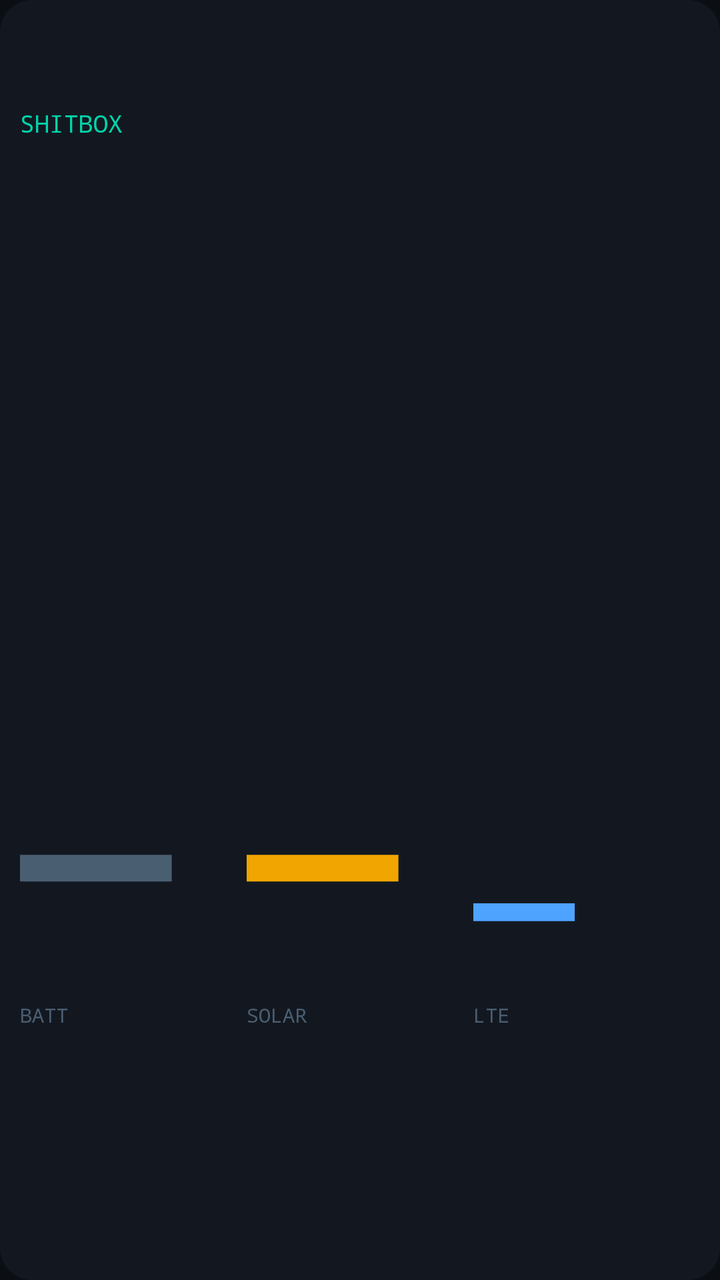
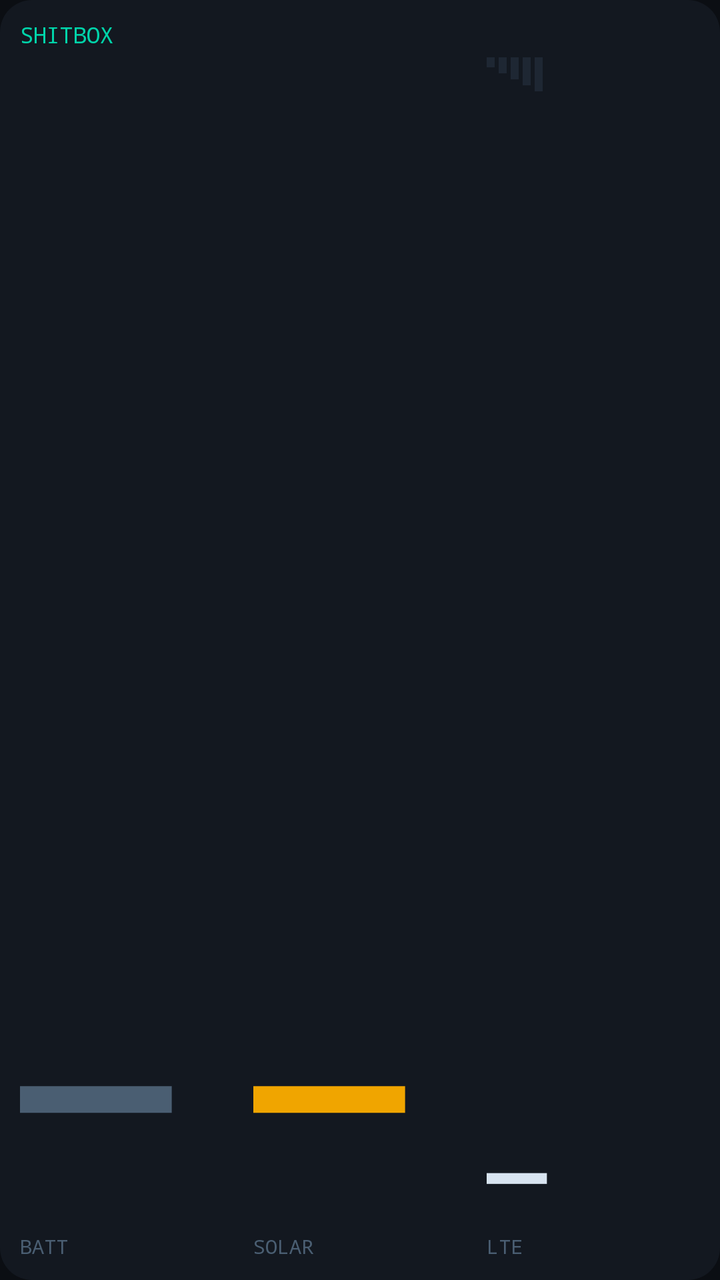

An Android layout rendered at two revisions. The XML below is the earlier revision; the diff shows what the commit changed to produce the second picture.
<!-- AndroidManifest.xml: application theme Theme.ShitboxMonitor -->
<!-- res/layout/monitor_widget.xml -->
<?xml version="1.0" encoding="utf-8"?>
<LinearLayout xmlns:android="http://schemas.android.com/apk/res/android"
    android:id="@+id/widget_root"
    android:layout_width="match_parent"
    android:layout_height="match_parent"
    android:orientation="vertical"
    android:background="@drawable/widget_bg"
    android:padding="10dp">

    <TextView
        android:id="@+id/header"
        android:layout_width="match_parent"
        android:layout_height="0dp"
        android:layout_weight="1"
        android:gravity="start|center_vertical"
        android:text="SHITBOX"
        android:textColor="@color/accent"
        android:fontFamily="monospace"
        android:maxLines="1"
        android:textSize="12sp"/>

    <TextView
        android:id="@+id/offline_text"
        android:layout_width="match_parent"
        android:layout_height="0dp"
        android:layout_weight="5"
        android:gravity="center"
        android:text="OFFLINE"
        android:textColor="@color/warn"
        android:fontFamily="monospace"
        android:textStyle="bold"
        android:maxLines="1"
        android:visibility="gone"
        android:autoSizeTextType="uniform"
        android:autoSizeMinTextSize="14sp"
        android:autoSizeMaxTextSize="120sp"
        android:autoSizeStepGranularity="1sp"/>

    <LinearLayout
        android:id="@+id/content_row"
        android:layout_width="match_parent"
        android:layout_height="0dp"
        android:layout_weight="5"
        android:orientation="horizontal"
        android:baselineAligned="false">

        <LinearLayout
            android:layout_width="0dp"
            android:layout_height="match_parent"
            android:layout_weight="1"
            android:orientation="vertical">
            <TextView
                android:id="@+id/batt_value"
                android:layout_width="match_parent"
                android:layout_height="0dp"
                android:layout_weight="3"
                android:gravity="start|bottom"
                android:text="—"
                android:textColor="@color/muted"
                android:fontFamily="monospace"
                android:textStyle="bold"
                android:maxLines="1"
                android:autoSizeTextType="uniform"
                android:autoSizeMinTextSize="14sp"
                android:autoSizeMaxTextSize="120sp"
                android:autoSizeStepGranularity="1sp"/>
            <TextView
                android:id="@+id/batt_label"
                android:layout_width="match_parent"
                android:layout_height="0dp"
                android:layout_weight="1"
                android:gravity="start|top"
                android:text="BATT"
                android:textColor="@color/muted"
                android:fontFamily="monospace"
                android:maxLines="1"
                android:textSize="10sp"/>
        </LinearLayout>

        <LinearLayout
            android:layout_width="0dp"
            android:layout_height="match_parent"
            android:layout_weight="1"
            android:orientation="vertical">
            <TextView
                android:id="@+id/solar_value"
                android:layout_width="match_parent"
                android:layout_height="0dp"
                android:layout_weight="3"
                android:gravity="start|bottom"
                android:text="—"
                android:textColor="@color/accent2"
                android:fontFamily="monospace"
                android:textStyle="bold"
                android:maxLines="1"
                android:autoSizeTextType="uniform"
                android:autoSizeMinTextSize="14sp"
                android:autoSizeMaxTextSize="120sp"
                android:autoSizeStepGranularity="1sp"/>
            <TextView
                android:id="@+id/solar_label"
                android:layout_width="match_parent"
                android:layout_height="0dp"
                android:layout_weight="1"
                android:gravity="start|top"
                android:text="SOLAR"
                android:textColor="@color/muted"
                android:fontFamily="monospace"
                android:maxLines="1"
                android:textSize="10sp"/>
        </LinearLayout>

        <LinearLayout
            android:layout_width="0dp"
            android:layout_height="match_parent"
            android:layout_weight="1"
            android:orientation="vertical">
            <TextView
                android:id="@+id/signal_value"
                android:layout_width="match_parent"
                android:layout_height="0dp"
                android:layout_weight="3"
                android:gravity="start|bottom"
                android:text="—"
                android:textColor="@color/accent3"
                android:fontFamily="monospace"
                android:textStyle="bold"
                android:maxLines="1"
                android:autoSizeTextType="uniform"
                android:autoSizeMinTextSize="10sp"
                android:autoSizeMaxTextSize="80sp"
                android:autoSizeStepGranularity="1sp"/>
            <TextView
                android:id="@+id/signal_label"
                android:layout_width="match_parent"
                android:layout_height="0dp"
                android:layout_weight="1"
                android:gravity="start|top"
                android:text="LTE"
                android:textColor="@color/muted"
                android:fontFamily="monospace"
                android:maxLines="1"
                android:textSize="10sp"/>
        </LinearLayout>
    </LinearLayout>
</LinearLayout>
<!-- resources referenced by this layout -->
<resources>
  <color name="accent">#00d4aa</color>
  <color name="accent2">#f0a500</color>
  <color name="accent3">#4ea3ff</color>
  <color name="muted">#4a5e72</color>
  <color name="warn">#ff4d4d</color>
  <!-- drawable widget_bg (drawable) -->
  <?xml version="1.0" encoding="utf-8"?>
  <shape xmlns:android="http://schemas.android.com/apk/res/android"
      android:shape="rectangle">
      <solid android:color="@color/surface"/>
      <corners android:radius="16dp"/>
  </shape>
  <style name="Theme.ShitboxMonitor" parent="android:Theme.Material.NoActionBar">
          <item name="android:statusBarColor">@color/bg</item>
          <item name="android:navigationBarColor">@color/bg</item>
          <item name="android:windowBackground">@color/bg</item>
      </style>
  <color name="surface">#131820</color>
  <color name="bg">#0b0e13</color>
</resources>

<!-- the commit's change to res/layout/monitor_widget.xml (unified diff, before → after) -->
@@ -10,20 +10,20 @@
     <TextView
         android:id="@+id/header"
         android:layout_width="match_parent"
-        android:layout_height="0dp"
-        android:layout_weight="1"
+        android:layout_height="wrap_content"
         android:gravity="start|center_vertical"
         android:text="SHITBOX"
         android:textColor="@color/accent"
         android:fontFamily="monospace"
         android:maxLines="1"
-        android:textSize="12sp"/>
+        android:textSize="11sp"
+        android:layout_marginBottom="4dp"/>
 
     <TextView
         android:id="@+id/offline_text"
         android:layout_width="match_parent"
         android:layout_height="0dp"
-        android:layout_weight="5"
+        android:layout_weight="1"
         android:gravity="center"
         android:text="OFFLINE"
         android:textColor="@color/warn"
@@ -40,7 +40,7 @@
         android:id="@+id/content_row"
         android:layout_width="match_parent"
         android:layout_height="0dp"
-        android:layout_weight="5"
+        android:layout_weight="1"
         android:orientation="horizontal"
         android:baselineAligned="false">
 
@@ -48,6 +48,7 @@
             android:layout_width="0dp"
             android:layout_height="match_parent"
             android:layout_weight="1"
+            android:layout_marginEnd="10dp"
             android:orientation="vertical">
             <TextView
                 android:id="@+id/batt_value"
@@ -67,8 +68,7 @@
             <TextView
                 android:id="@+id/batt_label"
                 android:layout_width="match_parent"
-                android:layout_height="0dp"
-                android:layout_weight="1"
+                android:layout_height="wrap_content"
                 android:gravity="start|top"
                 android:text="BATT"
                 android:textColor="@color/muted"
@@ -81,6 +81,7 @@
             android:layout_width="0dp"
             android:layout_height="match_parent"
             android:layout_weight="1"
+            android:layout_marginEnd="10dp"
             android:orientation="vertical">
             <TextView
                 android:id="@+id/solar_value"
@@ -100,8 +101,7 @@
             <TextView
                 android:id="@+id/solar_label"
                 android:layout_width="match_parent"
-                android:layout_height="0dp"
-                android:layout_weight="1"
+                android:layout_height="wrap_content"
                 android:gravity="start|top"
                 android:text="SOLAR"
                 android:textColor="@color/muted"
@@ -115,26 +115,69 @@
             android:layout_height="match_parent"
             android:layout_weight="1"
             android:orientation="vertical">
+
+            <LinearLayout
+                android:layout_width="wrap_content"
+                android:layout_height="wrap_content"
+                android:layout_marginBottom="2dp"
+                android:orientation="horizontal"
+                android:baselineAligned="false">
+                <ImageView
+                    android:id="@+id/bar1"
+                    android:layout_width="4dp"
+                    android:layout_height="5dp"
+                    android:layout_marginEnd="2dp"
+                    android:background="@color/border"
+                    android:contentDescription="@null"/>
+                <ImageView
+                    android:id="@+id/bar2"
+                    android:layout_width="4dp"
+                    android:layout_height="8dp"
+                    android:layout_marginEnd="2dp"
+                    android:background="@color/border"
+                    android:contentDescription="@null"/>
+                <ImageView
+                    android:id="@+id/bar3"
+                    android:layout_width="4dp"
+                    android:layout_height="11dp"
+                    android:layout_marginEnd="2dp"
+                    android:background="@color/border"
+                    android:contentDescription="@null"/>
+                <ImageView
+                    android:id="@+id/bar4"
+                    android:layout_width="4dp"
+                    android:layout_height="14dp"
+                    android:layout_marginEnd="2dp"
+                    android:background="@color/border"
+                    android:contentDescription="@null"/>
+                <ImageView
+                    android:id="@+id/bar5"
+                    android:layout_width="4dp"
+                    android:layout_height="17dp"
+                    android:background="@color/border"
+                    android:contentDescription="@null"/>
+            </LinearLayout>
+
             <TextView
                 android:id="@+id/signal_value"
                 android:layout_width="match_parent"
                 android:layout_height="0dp"
-                android:layout_weight="3"
+                android:layout_weight="1"
                 android:gravity="start|bottom"
                 android:text="—"
-                android:textColor="@color/accent3"
+                android:textColor="@color/text"
                 android:fontFamily="monospace"
                 android:textStyle="bold"
                 android:maxLines="1"
                 android:autoSizeTextType="uniform"
                 android:autoSizeMinTextSize="10sp"
-                android:autoSizeMaxTextSize="80sp"
+                android:autoSizeMaxTextSize="48sp"
                 android:autoSizeStepGranularity="1sp"/>
+
             <TextView
                 android:id="@+id/signal_label"
                 android:layout_width="match_parent"
-                android:layout_height="0dp"
-                android:layout_weight="1"
+                android:layout_height="wrap_content"
                 android:gravity="start|top"
                 android:text="LTE"
                 android:textColor="@color/muted"
<!-- resource entries referenced after the edit -->
@@ -2,8 +2,9 @@
 <resources>
   <color name="accent">#00d4aa</color>
   <color name="accent2">#f0a500</color>
-  <color name="accent3">#4ea3ff</color>
+  <color name="border">#1e2733</color>
   <color name="muted">#4a5e72</color>
+  <color name="text">#d8e4f0</color>
   <color name="warn">#ff4d4d</color>
   <!-- drawable widget_bg (drawable) -->
   <?xml version="1.0" encoding="utf-8"?>
